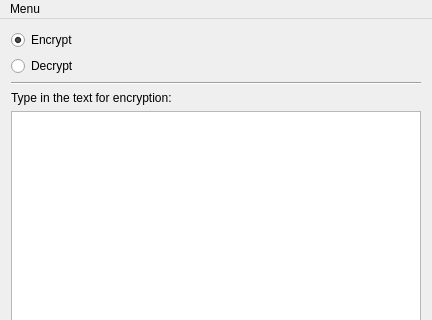
Qt form src/viewpc.ui (waleko/PictureCrypt) before a commit; both pictures show x 0 to 432 and y 0 to 320 of the 432 by 478 pixel window.
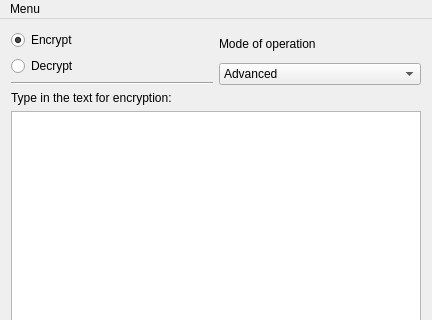
The same form after that commit. Icons and pictures are not drawn.

```diff
--- a/src/viewpc.ui
+++ b/src/viewpc.ui
@@ -25,6 +25,8 @@
     <item>
      <layout class="QVBoxLayout" name="verticalLayout_2">
       <item>
+       <layout class="QHBoxLayout" name="horizontalLayout_4">
+        <item>
        <layout class="QVBoxLayout" name="verticalLayout">
         <item>
          <widget class="QRadioButton" name="encryptMode">
@@ -49,6 +51,36 @@
            <enum>Qt::Horizontal</enum>
           </property>
          </widget>
+          </item>
+         </layout>
+        </item>
+        <item>
+         <layout class="QGridLayout" name="gridLayout">
+          <item row="1" column="0">
+           <widget class="QComboBox" name="comboBox">
+            <property name="currentIndex">
+             <number>1</number>
+            </property>
+            <item>
+             <property name="text">
+              <string comment="v1.3 mode">Normal</string>
+             </property>
+            </item>
+            <item>
+             <property name="text">
+              <string comment="v1.4 mode" extracomment="Works slow on big files!">Advanced</string>
+             </property>
+            </item>
+           </widget>
+          </item>
+          <item row="0" column="0">
+           <widget class="QLabel" name="label">
+            <property name="text">
+             <string>Mode of operation</string>
+            </property>
+           </widget>
+          </item>
+         </layout>
         </item>
        </layout>
       </item>
```
Lines whose indentation alone changed are shown as unchanged.
